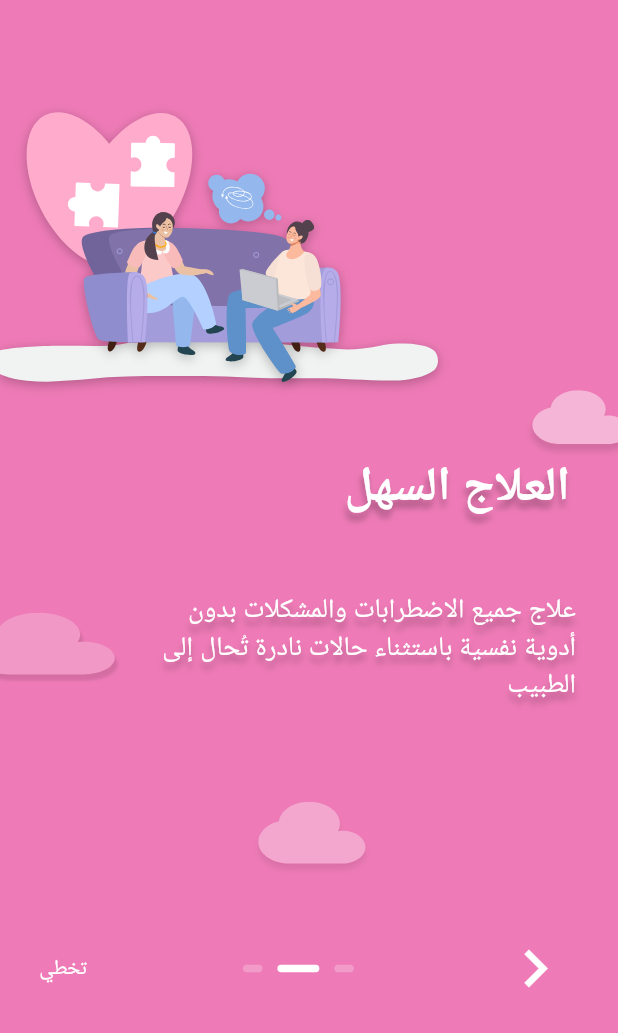
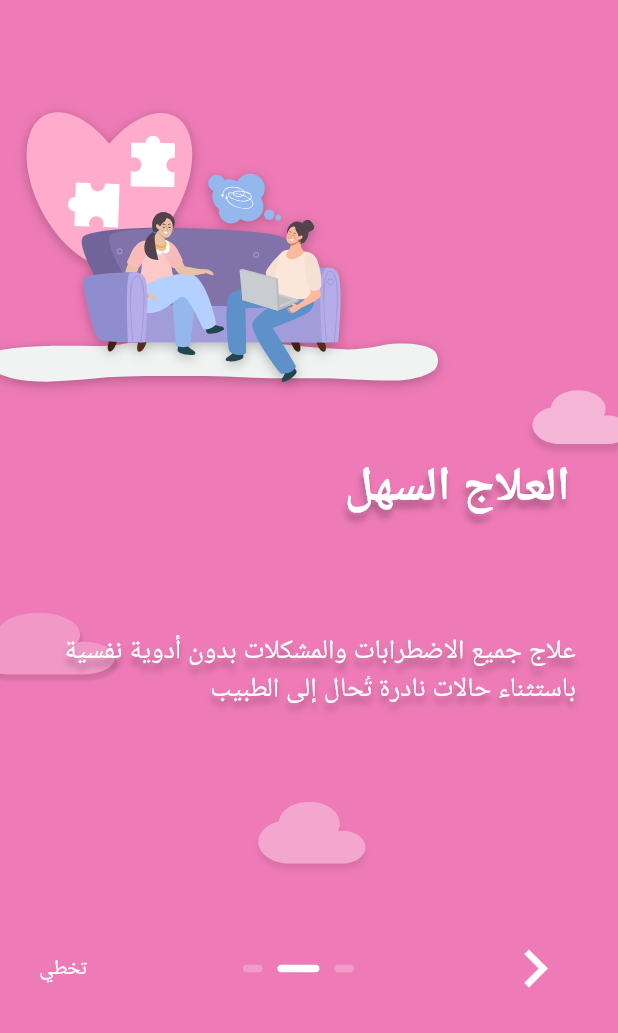
Before and after one commit to MohammadJrab/Lampa, a Flutter app: the screen it shows after launch, swiped to page 2, on a phone screen of 412 x 824 dp, the part 203-1236 px from its top. Run offline on Flutter 3.47's test engine with Material 2 defaults, Android fonts, the light colour scheme and no system bars; drawn by our look-alikes of simple_shadow; our stand-ins replace bloc, equatable, flutter_svg, go_router, google_fonts; Roboto replaces fonts that are missing (Cairo).

```diff
--- a/lib/features/splash/presentation/widgets/onboarding_body.dart
+++ b/lib/features/splash/presentation/widgets/onboarding_body.dart
@@ -50,9 +50,13 @@ class _OnboardingBodyState extends State<OnboardingBody> {
                     title: "الثقة والأمان",
                   ),
                   const SizedBox(height: 25),
-                  const Subheader(
-                      subheader:
-                          "التمتع بأعلى درجات الثقة والأمان وجميع البيانات سرية ."),
+                  SizedBox(
+                    height: 150,
+                    width: size.width * 0.9,
+                    child: const Subheader(
+                        subheader:
+                            "التمتع بأعلى درجات الثقة والأمان وجميع البيانات سرية ."),
+                  ),
                   const SizedBox(height: 57),
                   const OnBoardingImage(
                       positionedBottom: 18,
@@ -79,9 +83,13 @@ class _OnboardingBodyState extends State<OnboardingBody> {
                     title: "العلاج السهل",
                   ),
                   const SizedBox(height: 25),
-                  const Subheader(
-                      subheader:
-                          "علاج جميع الاضطرابات والمشكلات بدون أدوية نفسية باستثناء حالات نادرة تُحال إلى الطبيب"),
+                  SizedBox(
+                    height: 150,
+                    width: size.width * 0.9,
+                    child: const Subheader(
+                        subheader:
+                            "علاج جميع الاضطرابات والمشكلات بدون أدوية نفسية باستثناء حالات نادرة تُحال إلى الطبيب"),
+                  ),
                   const SizedBox(height: 57)
                 ],
               ),
@@ -96,10 +104,10 @@ class _OnboardingBodyState extends State<OnboardingBody> {
                     title: "معك حتى الشفاء",
                   ),
                   const SizedBox(height: 25),
-                  const SizedBox(
+                  SizedBox(
                     height: 150,
-                    width: 350,
-                    child: Subheader(
+                    width: size.width * 0.9,
+                    child: const Subheader(
                         subheader:
                             "رحلة علاجك النفسي سوف تكون متكاملة من خلال المتابعة المجانية لمدة شهر بعد الانتهاء من الوقت المحدد للعلاج\n والتشافي"),
                   ),
```
